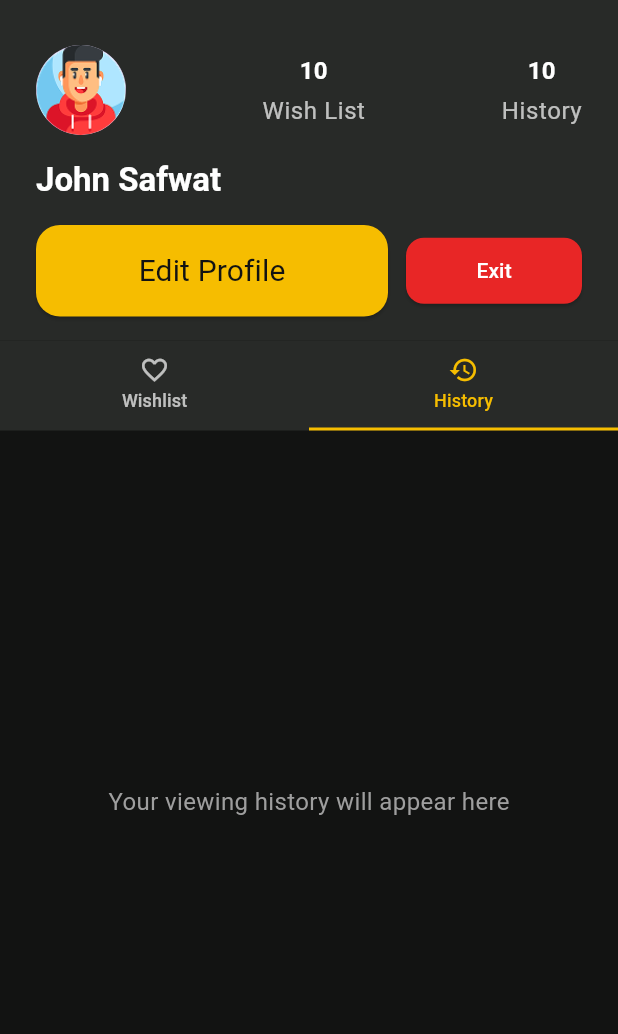
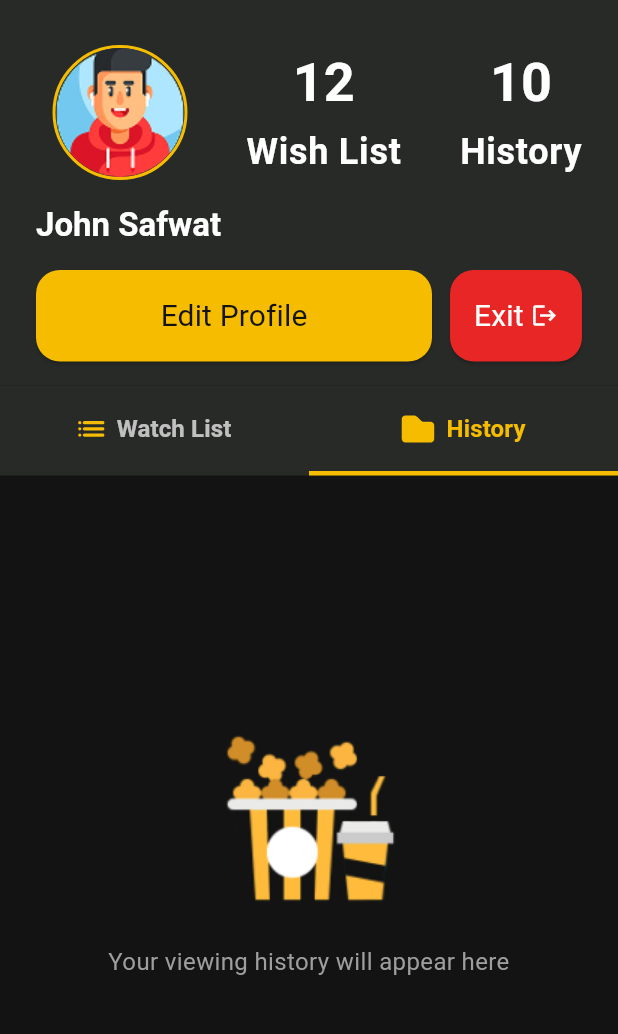
Before and after one commit to Mark384-lgtm/MoviesApp_-flutter-, a Flutter app: the ProfileTab screen opened by its route, tab 2 chosen, on a phone screen of 412 x 824 dp, the part 63-1097 px from its top. Run offline on Flutter 3.47's test engine with Material 3 defaults, Android fonts, the phone set to English and light mode, and no system bars; our stand-ins replace animated_toggle_switch, dio, firebase_auth, firebase_core, flutter_svg, google_sign_in; accounts and stored records are empty.

Commit message:
+ solve some issues in profile design + finish the the edit profile screen design and some logic

```diff
--- a/lib/core/resources/AssetsManager.dart
+++ b/lib/core/resources/AssetsManager.dart
@@ -46,6 +46,7 @@ abstract class AssetsManager {
   static const String yellow_hair_girl_avatar =
       "assets/images/avatars/y_h_g.png";
   static const String yellow_avatar = "assets/images/avatars/yellow.png";
-  static const String folder = "assets/images/Folder.svg";
+  static const String folder = "assets/images/folder.svg";
   static const String wish_list_icon = "assets/images/wish_list_icon.svg";
+  static const String popcorn = "assets/images/popcorn.png";
 }
--- a/lib/ui/Home/widgets/profile/profile_nav.dart
+++ b/lib/ui/Home/widgets/profile/profile_nav.dart
@@ -1,4 +1,4 @@
-// ignore_for_file: unused_element
+// ignore_for_file: deprecated_member_use
 
 import 'package:flutter/material.dart';
 import 'package:flutter_svg/flutter_svg.dart';
@@ -6,6 +6,7 @@ import 'package:movies/core/reusable_components/custom_button.dart';
 
 import '../../../../core/resources/AssetsManager.dart';
 import '../../../../core/resources/ColorManager.dart';
+import 'edit_profile_screen.dart';
 
 class ProfileTab extends StatelessWidget {
   const ProfileTab({super.key});
@@ -13,7 +14,6 @@ class ProfileTab extends StatelessWidget {
   @override
   Widget build(BuildContext context) {
     final theme = Theme.of(context);
-    final screenSize = MediaQuery.of(context).size;
 
     return DefaultTabController(
       length: 2,
@@ -32,63 +32,133 @@ class ProfileTab extends StatelessWidget {
           elevation: 0,
           scrolledUnderElevation: 0,
         ),
-        body: Column(
+        body: SafeArea(
+          child: Column(
             children: [
-            // Profile Header Section
-            _buildProfileHeader(screenSize, theme),
-            // Tab Bar Section
-            _buildTabBar(),
-            // Tab Content Section
-            _buildTabContent(),
+              const _ProfileHeader(),
+              // Fixed height container for tab bar
+              Container(
+                height: 60, // Optimal height for tabs
+                color: ColorManager.navbarColor,
+                child: const _CustomTabBar(),
+              ),
+              Expanded(child: _TabContent()),
             ],
+          ),
+        ),
+      ),
+    );
+  }
+}
+
+class _ProfileHeader extends StatelessWidget {
+  const _ProfileHeader();
+
+  void _navigateToEditProfile(BuildContext context) {
+    Navigator.push(
+      context,
+      MaterialPageRoute(
+        builder: (context) => EditProfileScreen(
+          userName: "John Safwat",
+          phoneNumber: "+1 234 567 8900",
         ),
       ),
     );
   }
 
-  Widget _buildProfileHeader(Size screenSize, ThemeData theme) {
+  void _showExitConfirmation(BuildContext context) {
+    showDialog(
+      context: context,
+      builder: (BuildContext context) {
+        return AlertDialog(
+          title: const Text('Exit App'),
+          content: const Text('Are you sure you want to exit the application?'),
+          actions: [
+            TextButton(
+              onPressed: () {
+                Navigator.of(context).pop();
+              },
+              child: const Text('Cancel'),
+            ),
+            TextButton(
+              onPressed: () {
+                Navigator.of(context).pop();
+                // You can add app exit logic here
+                // SystemNavigator.pop(); // Uncomment to actually exit the app
+              },
+              child: const Text('Exit'),
+            ),
+          ],
+        );
+      },
+    );
+  }
+
+  @override
+  Widget build(BuildContext context) {
     return Container(
       color: ColorManager.navbarColor,
       padding: const EdgeInsets.symmetric(vertical: 16, horizontal: 24),
       child: Column(
         children: [
-          // Avatar and Stats Row
-          _buildStatsRow(theme),
+          const _StatsRow(),
           const SizedBox(height: 16),
-          // User Name
-          _buildUserName(theme),
+          const _UserName(),
           const SizedBox(height: 16),
-          // Action Buttons
-          _buildActionButtons(),
+          _ActionButtons(
+            onEditProfile: () => _navigateToEditProfile(context),
+            onExit: () => _showExitConfirmation(context),
+          ),
         ],
       ),
     );
   }
+}
 
-  Widget _buildStatsRow(ThemeData theme) {
+class _StatsRow extends StatelessWidget {
+  const _StatsRow();
+
+  @override
+  Widget build(BuildContext context) {
     return Row(
       mainAxisAlignment: MainAxisAlignment.spaceBetween,
       children: [
-        // Avatar
-        CircleAvatar(
-          radius: 30,
-          backgroundImage: AssetImage(AssetsManager.red_Avatar),
+        Padding(
+          padding: const EdgeInsets.only(left: 11),
+          child: Container(
+            decoration: BoxDecoration(
+              shape: BoxShape.circle,
+              border: Border.all(color: ColorManager.yellow, width: 2),
             ),
-        // Wish List Stats
-        _buildStatItem("Wish List", "10", theme),
-        // History Stats
-        _buildStatItem("History", "10", theme),
+            child: ClipOval(
+              child: Image.asset(AssetsManager.red_Avatar, fit: BoxFit.cover),
+            ),
+          ),
+        ),
+        const _StatItem("Wish List", "12"),
+        const _StatItem("History", "10"),
       ],
     );
   }
+}
 
-  Widget _buildStatItem(String title, String value, ThemeData theme) {
+class _StatItem extends StatelessWidget {
+  final String title;
+  final String value;
+
+  const _StatItem(this.title, this.value);
+
+  @override
+  Widget build(BuildContext context) {
+    final theme = Theme.of(context);
+
     return Column(
       mainAxisSize: MainAxisSize.min,
       children: [
         Text(
           value,
-          style: theme.textTheme.titleMedium?.copyWith(
+          style: theme.textTheme.headlineSmall?.copyWith(
+            fontSize: 36,
             color: Colors.white,
             fontWeight: FontWeight.bold,
           ),
@@ -96,13 +166,24 @@ class ProfileTab extends StatelessWidget {
         const SizedBox(height: 4),
         Text(
           title,
-          style: theme.textTheme.bodySmall?.copyWith(color: Colors.white70),
+          style: theme.textTheme.bodyLarge?.copyWith(
+            color: Colors.white,
+            fontSize: 24,
+            fontWeight: FontWeight.w700,
+          ),
         ),
       ],
     );
   }
+}
 
-  Widget _buildUserName(ThemeData theme) {
+class _UserName extends StatelessWidget {
+  const _UserName();
+
+  @override
+  Widget build(BuildContext context) {
+    final theme = Theme.of(context);
+
     return Align(
       alignment: Alignment.centerLeft,
       child: Text(
@@ -114,161 +195,181 @@ class ProfileTab extends StatelessWidget {
       ),
     );
   }
+}
 
-  Widget _buildActionButtons() {
+class _ActionButtons extends StatelessWidget {
+  final VoidCallback onEditProfile;
+  final VoidCallback onExit;
+
+  const _ActionButtons({required this.onEditProfile, required this.onExit});
+
+  @override
+  Widget build(BuildContext context) {
     return Row(
       children: [
         Expanded(
-          flex: 2,
+          flex: 3,
           child: CustomButton(
             title: const Text("Edit Profile"),
-            onclick: () {},
-            // backgroundColor: ColorManager.yellow,
-            // textColor: Colors.black,
+            onclick: onEditProfile,
           ),
         ),
         const SizedBox(width: 12),
         Expanded(
           flex: 1,
           child: ElevatedButton(
-            onPressed: () {},
+            onPressed: onExit,
             style: ElevatedButton.styleFrom(
-              padding: const EdgeInsets.symmetric(vertical: 12),
+              padding: const EdgeInsets.symmetric(vertical: 16),
               backgroundColor: ColorManager.red,
               shape: RoundedRectangleBorder(
-                borderRadius: BorderRadius.circular(12),
+                borderRadius: BorderRadius.circular(16),
               ),
             ),
-            child: const Text(
+            child: const Row(
+              mainAxisAlignment: MainAxisAlignment.center,
+              children: [
+                Text(
                   "Exit",
                   style: TextStyle(
                     color: Colors.white,
-                fontSize: 14,
-                fontWeight: FontWeight.w500,
+                    fontSize: 20,
+                    fontWeight: FontWeight.w400,
                   ),
+                ),
+                SizedBox(width: 5),
+                Icon(Icons.logout, color: Colors.white),
+              ],
             ),
           ),
         ),
       ],
     );
   }
+}
 
-  Widget _buildTabBar() {
-    return Container(
-      color: ColorManager.navbarColor,
-      height: 60,
-      child: TabBar(
-        isScrollable: false,
-        enableFeedback: true,
+class _CustomTabBar extends StatelessWidget {
+  const _CustomTabBar();
+
+  @override
+  Widget build(BuildContext context) {
+    return TabBar(
       dividerHeight: 0,
-        indicator: BoxDecoration(
-          border: Border(
-            bottom: BorderSide(color: ColorManager.yellow, width: 2),
-          ),
-        ),
+      indicator: const _TabIndicator(),
       indicatorSize: TabBarIndicatorSize.tab,
       labelColor: ColorManager.yellow,
       unselectedLabelColor: Colors.white70,
-        labelStyle: const TextStyle(fontSize: 12, fontWeight: FontWeight.w500),
+      labelStyle: const TextStyle(fontSize: 16, fontWeight: FontWeight.w600),
+      unselectedLabelStyle: const TextStyle(
+        fontSize: 16,
+        fontWeight: FontWeight.w500,
+      ),
       tabs: const [
-          Tab(icon: Icon(Icons.favorite_border, size: 20), text: "Wishlist"),
-          Tab(icon: Icon(Icons.history, size: 20), text: "History"),
+        _TabItem(
+          iconSize: 18,
+          asset: AssetsManager.wish_list_icon,
+          label: "Watch List",
+        ),
+        _TabItem(iconSize: 22, asset: AssetsManager.folder, label: "History"),
       ],
+    );
+  }
+}
+
+class _TabIndicator extends BoxDecoration {
+  const _TabIndicator()
+    : super(
+        border: const Border(
+          bottom: BorderSide(color: ColorManager.yellow, width: 3),
         ),
       );
 }
 
-  // Alternative using SVG icons if preferred
-  Widget _buildTabBarWithSvg() {
-    return Container(
-      color: ColorManager.navbarColor,
-      height: 60,
-      child: TabBar(
-        indicator: BoxDecoration(
-          border: Border(
-            bottom: BorderSide(color: ColorManager.yellow, width: 2),
-          ),
-        ),
-        dividerHeight: 0,
-        indicatorSize: TabBarIndicatorSize.tab,
-        labelColor: ColorManager.yellow,
-        unselectedLabelColor: Colors.white70,
-        tabs: [
-          Tab(
-            child: Column(
+class _TabItem extends StatelessWidget {
+  final double iconSize;
+  final String asset;
+  final String label;
+
+  const _TabItem({
+    required this.iconSize,
+    required this.asset,
+    required this.label,
+  });
+
+  @override
+  Widget build(BuildContext context) {
+    return Tab(
+      child: Row(
         mainAxisAlignment: MainAxisAlignment.center,
+        mainAxisSize: MainAxisSize.min,
         children: [
           SvgPicture.asset(
-                  AssetsManager.wish_list_icon,
-                  width: 20,
-                  height: 20,
-                  colorFilter: const ColorFilter.mode(
-                    Colors.white,
-                    BlendMode.srcIn,
+            asset,
+            width: iconSize,
+            height: iconSize,
+            color: Theme.of(context).tabBarTheme.labelColor?.withOpacity(0.9),
           ),
-                ),
-                const SizedBox(height: 4),
-                const Text("Wishlist", style: TextStyle(fontSize: 11)),
-              ],
-            ),
-          ),
-          Tab(
-            child: Column(
-              mainAxisAlignment: MainAxisAlignment.center,
-              children: [
-                SvgPicture.asset(
-                  AssetsManager.folder,
-                  width: 20,
-                  height: 20,
-                  colorFilter: const ColorFilter.mode(
-                    Colors.white,
-                    BlendMode.srcIn,
-                  ),
-                ),
-                const SizedBox(height: 4),
-                const Text("History", style: TextStyle(fontSize: 11)),
-              ],
-            ),
+          const SizedBox(width: 8),
+          Text(
+            label,
+            style: const TextStyle(fontSize: 16, fontWeight: FontWeight.w600),
           ),
         ],
       ),
     );
   }
+}
 
-  Widget _buildTabContent() {
-    return Expanded(
-      child: TabBarView(
+class _TabContent extends StatelessWidget {
+  const _TabContent();
+
+  @override
+  Widget build(BuildContext context) {
+    return TabBarView(
       children: [
-          // Wishlist Tab
-          _buildWishlistContent(),
-          // History Tab
-          _buildHistoryContent(),
+        Center(
+          child: _buildTabContent(
+            "Your watch list movies will appear here",
+            AssetsManager.popcorn,
+          ),
+        ),
+        Center(
+          child: _buildTabContent(
+            "Your viewing history will appear here",
+            AssetsManager.popcorn,
+          ),
+        ),
       ],
-      ),
     );
   }
 
-  Widget _buildWishlistContent() {
+  Widget _buildTabContent(String message, String imageAsset) {
     return Container(
       color: ColorManager.screen_background,
-      padding: const EdgeInsets.all(16),
-      child: const Center(
-        child: Text(
-          "Your wishlist movies will appear here",
-          style: TextStyle(color: Colors.grey, fontSize: 16),
+      child: SingleChildScrollView(
+        physics: const BouncingScrollPhysics(),
+        padding: const EdgeInsets.all(24),
+        child: Column(
+          mainAxisAlignment: MainAxisAlignment.center,
+          children: [
+            const SizedBox(height: 40),
+            Image.asset(
+              imageAsset,
+              width: 120,
+              height: 120,
+              fit: BoxFit.contain,
             ),
+            const SizedBox(height: 24),
+            Text(
+              message,
+              style: const TextStyle(
+                color: Colors.grey,
+                fontSize: 16,
+                height: 1.5,
               ),
-    );
-  }
-
-  Widget _buildHistoryContent() {
-    return Container(
-      color: ColorManager.screen_background,
-      padding: const EdgeInsets.all(16),
-      child: const Center(
-        child: Text(
-          "Your viewing history will appear here",
-          style: TextStyle(color: Colors.grey, fontSize: 16),
+              textAlign: TextAlign.center,
+            ),
+          ],
         ),
       ),
     );
```
Also changed, not shown: lib/ui/Home/widgets/profile/edit_profile_screen.dart (added, +382 -0 lines), assets/images/Folder.svg (deleted), assets/images/folder.svg (added), assets/images/popcorn.png (added), lib/generated/assets.dart. Lines whose indentation alone changed are shown as unchanged.
